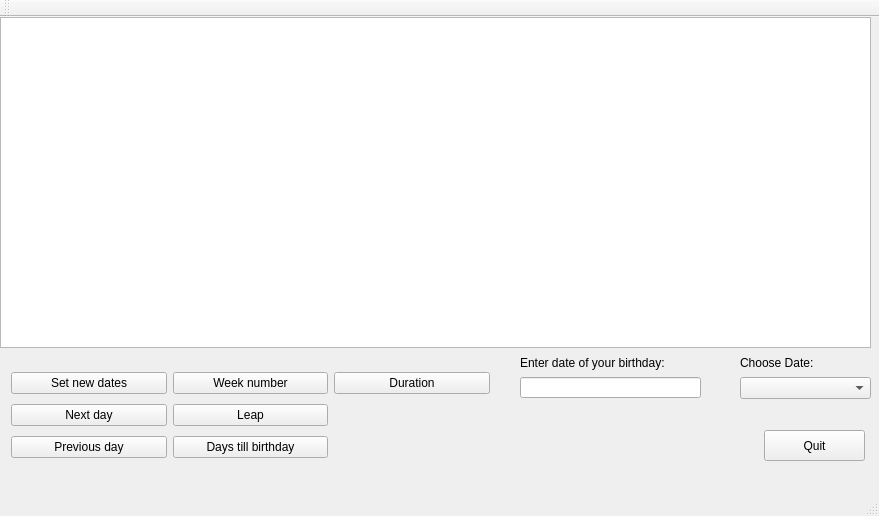
Above: Labs2/C++/Lab 1/Dates/Dates.ui from ALFecki/BSUIR before the change. Below: the same form after it.
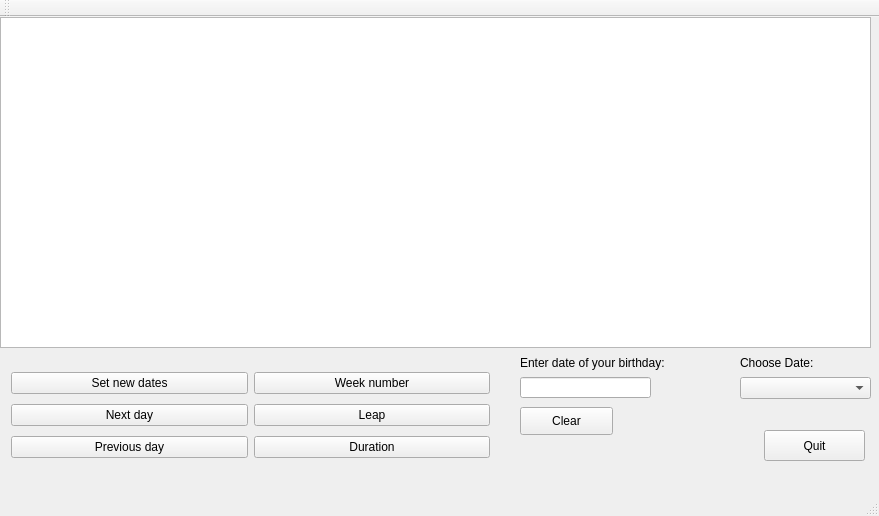
That is the form after the change.

The edit to the form file:
```diff
--- a/Labs2/C++/Lab 1/Dates/Dates.ui
+++ b/Labs2/C++/Lab 1/Dates/Dates.ui
@@ -82,18 +82,6 @@
        </property>
       </widget>
      </item>
-     <item row="3" column="1">
-      <widget class="QPushButton" name="pushButton_6">
-       <property name="font">
-        <font>
-         <pointsize>9</pointsize>
-        </font>
-       </property>
-       <property name="text">
-        <string>Days till birthday</string>
-       </property>
-      </widget>
-     </item>
      <item row="2" column="1">
       <widget class="QPushButton" name="pushButton_5">
        <property name="font">
@@ -106,8 +94,8 @@
        </property>
       </widget>
      </item>
-     <item row="0" column="2">
-      <widget class="QPushButton" name="pushButton_7">
+     <item row="3" column="1">
+      <widget class="QPushButton" name="pushButton_6">
        <property name="font">
         <font>
          <pointsize>9</pointsize>
@@ -171,7 +159,7 @@
      <rect>
       <x>520</x>
       <y>360</y>
-      <width>181</width>
+      <width>131</width>
       <height>21</height>
      </rect>
     </property>
@@ -199,6 +187,24 @@
      <string>Enter date of your birthday:</string>
     </property>
    </widget>
+   <widget class="QPushButton" name="pushButton_7">
+    <property name="geometry">
+     <rect>
+      <x>520</x>
+      <y>390</y>
+      <width>93</width>
+      <height>28</height>
+     </rect>
+    </property>
+    <property name="font">
+     <font>
+      <pointsize>9</pointsize>
+     </font>
+    </property>
+    <property name="text">
+     <string>Clear</string>
+    </property>
+   </widget>
   </widget>
   <widget class="QMenuBar" name="menuBar">
    <property name="geometry">
```
